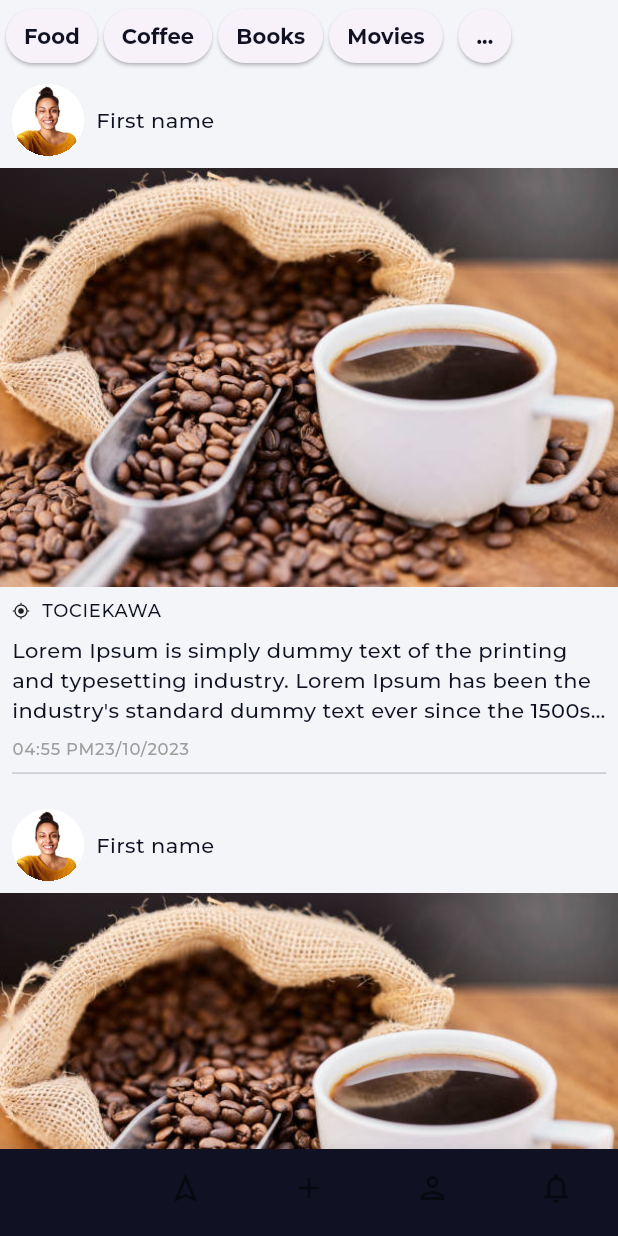
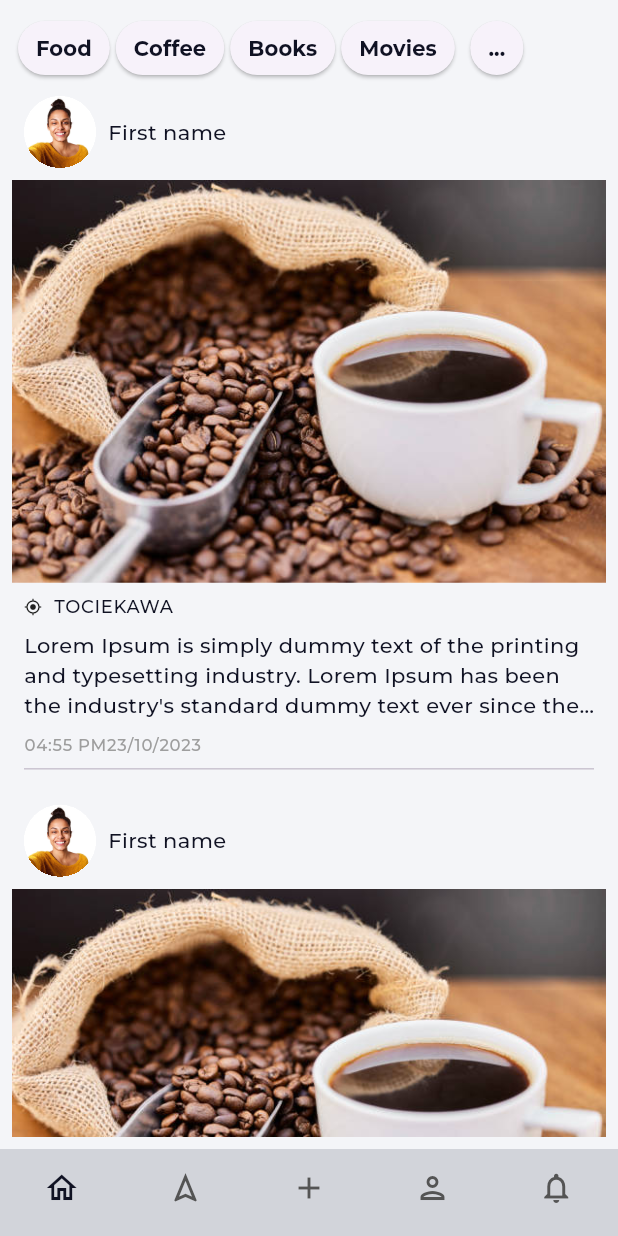
Before and after one commit to Pozytyw/r8it_ui, a Flutter app: the HomeView screen opened by its route, on a phone screen of 412 x 824 dp. Run offline on Flutter 3.47's test engine with Material 3 defaults, Android fonts, the phone set to English and light mode, and no system bars; our stand-ins replace dio, flutter_bloc, go_router, shared_preferences; accounts and stored records are empty; generated files the repository leaves out were written again; project files that could hold a hidden picture were left out.

Commit message:
Create bottom nav bar

```diff
--- a/lib/ui/app_router.dart
+++ b/lib/ui/app_router.dart
@@ -7,6 +7,10 @@ import 'package:r8it/ui/context/home/home_view.dart';
 
 class AppRouter {
   static const _homePageName = 'homePage';
+  static const _navigationPageName = 'navigationPage';
+  static const _addPageName = 'addPage';
+  static const _profilePageName = 'profilePage';
+  static const _notificationsPageName = 'notificationsPage';
   static const _loginPageName = 'loginPage';
   static const _signupPageName = 'signupPage';
 
@@ -16,6 +20,30 @@ class AppRouter {
       GoRoute(
         name: _homePageName,
         path: '/',
+        builder: (context, state) => const HomeView(),
+        redirect: (context, state) => authCheck(),
+      ),
+      GoRoute(
+        name: _navigationPageName,
+        path: '/navigation',
+        builder: (context, state) => const HomeView(),
+        redirect: (context, state) => authCheck(),
+      ),
+      GoRoute(
+        name: _addPageName,
+        path: '/add_post',
+        builder: (context, state) => const HomeView(),
+        redirect: (context, state) => authCheck(),
+      ),
+      GoRoute(
+        name: _profilePageName,
+        path: '/profile',
+        builder: (context, state) => const HomeView(),
+        redirect: (context, state) => authCheck(),
+      ),
+      GoRoute(
+        name: _notificationsPageName,
+        path: '/notifications',
         builder: (context, state) => const HomeView(),
         redirect: (context, state) => authCheck(),
       ),
@@ -36,6 +64,22 @@ class AppRouter {
     GoRouter.of(context).goNamed(_homePageName);
   }
 
+  static void goNavigationPage(BuildContext context) {
+    GoRouter.of(context).goNamed(_navigationPageName);
+  }
+
+  static void goAddPage(BuildContext context) {
+    GoRouter.of(context).goNamed(_addPageName);
+  }
+
+  static void goProfilePage(BuildContext context) {
+    GoRouter.of(context).goNamed(_profilePageName);
+  }
+
+  static void goNotificationsPage(BuildContext context) {
+    GoRouter.of(context).goNamed(_notificationsPageName);
+  }
+
   static void goLoginPageName(BuildContext context) {
     GoRouter.of(context).goNamed(_loginPageName);
   }
@@ -44,6 +88,18 @@ class AppRouter {
     GoRouter.of(context).goNamed(_signupPageName);
   }
 
+  static int pageIndex(BuildContext context) {
+    var name = ModalRoute.of(context)?.settings.name;
+    int value = 0;
+     switch (name) {
+      case _navigationPageName: value = 1;
+      case _addPageName: value = 2;
+      case _profilePageName: value = 3;
+      case _notificationsPageName: value = 4;
+    }
+    return value;
+  }
+
   static Future<String?> authCheck() {
     return Vault.instance()
         .then((v) => v.isTokenAccessible() ? null : "/auth/login");
--- a/lib/ui/context/home/home_view.dart
+++ b/lib/ui/context/home/home_view.dart
@@ -1,11 +1,8 @@
 import 'package:flutter/gestures.dart';
 import 'package:flutter/material.dart';
 import 'package:flutter_gen/gen_l10n/app_localizations.dart';
-
-import '../../app_router.dart';
-
-const test_text =
-    "Lorem Ipsum is simply dummy text of the printing and typesetting industry. Lorem Ipsum has been the industry's standard dummy text ever since the 1500s, when an unknown printer took a galley of type and scrambled it to make a type specimen book. It has survived not only five centuries, but also the leap into electronic typesetting, remaining essentially unchanged. It was popularised in the 1960s with the release of Letraset sheets containing Lorem Ipsum passages, and more recently with desktop publishing software like Aldus PageMaker including versions of Lorem Ipsum.";
+import 'package:r8it/ui/widget/app_page.dart';
+import 'package:r8it/ui/widget/placeholder.dart';
 
 class HomeView extends StatelessWidget {
   const HomeView({super.key});
@@ -14,46 +11,13 @@ class HomeView extends StatelessWidget {
 
   @override
   Widget build(BuildContext context) {
-    var theme = Theme.of(context);
-    return Scaffold(
-      bottomNavigationBar: Theme(
-        data: theme,
-        child: BottomNavigationBar(
-          type: BottomNavigationBarType.fixed,
-          showSelectedLabels: false,
-          showUnselectedLabels: false,
-          currentIndex: 0,
-          onTap: (x) {},
-          items: [
-            BottomNavigationBarItem(
-              icon: Icon(Icons.home_outlined),
-              label: 'aaa',
-            ),
-            BottomNavigationBarItem(
-              icon: Icon(Icons.navigation_outlined),
-              label: 'aaa',
-            ),
-            BottomNavigationBarItem(
-              icon: Icon(Icons.add_outlined),
-              label: 'aaa',
-            ),
-            BottomNavigationBarItem(
-              icon: Icon(Icons.person_outlined),
-              label: 'aaa',
-            ),
-            BottomNavigationBarItem(
-              icon: Icon(Icons.notifications_outlined),
-              label: 'aaa',
-            ),
-          ],
-        ),
-      ),
+    return AppPage(
       body: CustomScrollView(
         slivers: [
           searchAppBar(context),
           SliverList(
             delegate: SliverChildBuilderDelegate(
-              (context, index) => RateWidgetXXX(),
+                  (context, index) => RateWidgetXXX(),
               childCount: 5,
             ),
           )
@@ -121,7 +85,7 @@ class RateWidgetXXX extends StatelessWidget {
                 clipBehavior: Clip.hardEdge,
                 width: 48,
                 height: 48,
-                child: person(),
+                child: PlaceholderTestFactory.personProfile(),
               ),
               spacer,
               Text('First name'),
@@ -131,7 +95,7 @@ class RateWidgetXXX extends StatelessWidget {
         Row(
           children: [
             Expanded(
-              child: image(),
+              child: PlaceholderTestFactory.image(),
             ),
           ],
         ),
@@ -157,7 +121,7 @@ class RateWidgetXXX extends StatelessWidget {
                 maxLines: 3,
                 overflow: TextOverflow.ellipsis,
                 text: TextSpan(
-                  text: test_text,
+                  text: PlaceholderTestFactory.testText,
                   style: theme.textTheme.bodyMedium,
                   recognizer: TapGestureRecognizer()
                     ..onTap = () => debugPrint('aaa'),
@@ -176,23 +140,9 @@ class RateWidgetXXX extends StatelessWidget {
     );
   }
 
-  Widget person() {
-    return ClipRRect(
-      child: Image.asset(
-        'assets/images/person.jpg',
-        fit: BoxFit.fitHeight,
-      ),
-    );
-  }
 
-  Widget image() {
-    return ClipRRect(
-      child: Image.asset(
-        'assets/images/coffe.jpg',
-        fit: BoxFit.fitWidth,
-      ),
-    );
-  }
+
+
 }
 
 class Xxx extends StatelessWidget implements PreferredSizeWidget {
--- /dev/null
+++ b/lib/ui/widget/app_page.dart
@@ -0,0 +1,70 @@
+import 'package:flutter/material.dart';
+import 'package:r8it/ui/app_router.dart';
+
+class AppPage extends StatelessWidget {
+  final EdgeInsets bodyPadding;
+  final Widget? body;
+
+  const AppPage({
+    super.key,
+    this.body,
+    this.bodyPadding = const EdgeInsets.all(8.0),
+  });
+
+  @override
+  Widget build(BuildContext context) {
+    var theme = Theme.of(context);
+    return Scaffold(
+      bottomNavigationBar: Theme(
+        data: theme,
+        child: BottomNavigationBar(
+          type: BottomNavigationBarType.fixed,
+          showSelectedLabels: false,
+          showUnselectedLabels: false,
+          currentIndex: AppRouter.pageIndex(context),
+          onTap: (i) => _navigationBarOnTap(i, context),
+          items: const [
+            BottomNavigationBarItem(
+              icon: Icon(Icons.home_outlined),
+              label: 'home',
+            ),
+            BottomNavigationBarItem(
+              icon: Icon(Icons.navigation_outlined),
+              label: 'navigation',
+            ),
+            BottomNavigationBarItem(
+              icon: Icon(Icons.add_outlined),
+              label: 'add',
+            ),
+            BottomNavigationBarItem(
+              icon: Icon(Icons.person_outlined),
+              label: 'person',
+            ),
+            BottomNavigationBarItem(
+              icon: Icon(Icons.notifications_outlined),
+              label: 'notifications',
+            ),
+          ],
+        ),
+      ),
+      body: Padding(
+        padding: bodyPadding,
+        child: body,
+      ),
+    );
+  }
+  void _navigationBarOnTap(int index, BuildContext context) {
+    switch(index) {
+      case 1:
+        AppRouter.goNavigationPage(context);
+      case 2:
+        AppRouter.goAddPage(context);
+      case 3:
+        AppRouter.goProfilePage(context);
+      case 4:
+        AppRouter.goNotificationsPage(context);
+      default:
+        AppRouter.goHomePage(context);
+    }
+  }
+}
--- /dev/null
+++ b/lib/ui/widget/placeholder.dart
@@ -0,0 +1,29 @@
+import 'package:flutter/material.dart';
+
+class PlaceholderTestFactory {
+  static const testText =
+      "Lorem Ipsum is simply dummy text of the printing and typesetting industry. "
+      "Lorem Ipsum has been the industry's standard dummy text ever since the 1500s, "
+      "when an unknown printer took a galley of type and scrambled it to make a type specimen book. "
+      "It has survived not only five centuries, but also the leap into electronic typesetting, remaining essentially unchanged. "
+      "It was popularised in the 1960s with the release of Letraset sheets containing Lorem Ipsum passages, "
+      "and more recently with desktop publishing software like Aldus PageMaker including versions of Lorem Ipsum.";
+
+  static Widget image() {
+    return ClipRRect(
+      child: Image.asset(
+        'assets/images/coffe.jpg',
+        fit: BoxFit.fitWidth,
+      ),
+    );
+  }
+
+  static Widget personProfile() {
+    return ClipRRect(
+      child: Image.asset(
+        'assets/images/person.jpg',
+        fit: BoxFit.fitHeight,
+      ),
+    );
+  }
+}
```
Also changed, not shown: lib/app_theme.dart (+15 -0 lines).
